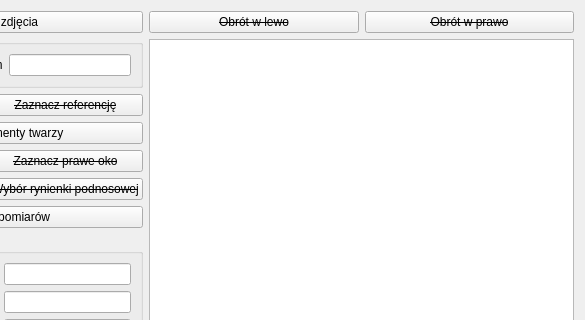
Qt form implementation/GUI/w_MainWindow.ui (ocadotechnology-university/FAS-detection-support-tool) before a commit; both pictures show x 153 to 738 and y 0 to 320 of the 738 by 512 pixel window.
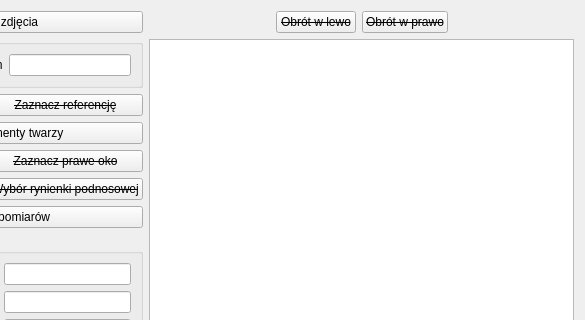
The same form after that commit. Icons and pictures are not drawn.

Patch:
```diff
--- a/implementation/GUI/w_MainWindow.ui
+++ b/implementation/GUI/w_MainWindow.ui
@@ -18,32 +18,6 @@
     <normaloff>:/icon/Ikona.png</normaloff>:/icon/Ikona.png</iconset>
   </property>
   <layout class="QGridLayout" name="gridLayout_2">
-   <item row="1" column="1" rowspan="3" colspan="2">
-    <widget class="QGraphicsView" name="graphicsView">
-     <property name="sizeAdjustPolicy">
-      <enum>QAbstractScrollArea::SizeAdjustPolicy::AdjustToContents</enum>
-     </property>
-    </widget>
-   </item>
-   <item row="0" column="2">
-    <widget class="QPushButton" name="pb_RotateRight">
-     <property name="font">
-      <font>
-       <strikeout>true</strikeout>
-      </font>
-     </property>
-     <property name="text">
-      <string>Obrót w prawo</string>
-     </property>
-    </widget>
-   </item>
-   <item row="3" column="0">
-    <widget class="QLabel" name="lb_Message">
-     <property name="text">
-      <string>Komunikaty</string>
-     </property>
-    </widget>
-   </item>
    <item row="0" column="0" rowspan="2">
     <layout class="QGridLayout" name="gridLayout">
      <item row="0" column="0" colspan="2">
@@ -197,18 +171,31 @@
      </item>
     </layout>
    </item>
-   <item row="0" column="1">
-    <widget class="QPushButton" name="pb_RotateLeft">
+   <item row="0" column="3">
+    <widget class="QPushButton" name="pb_RotateRight">
      <property name="font">
       <font>
        <strikeout>true</strikeout>
       </font>
      </property>
      <property name="text">
-      <string>Obrót w lewo</string>
+      <string>Obrót w prawo</string>
      </property>
     </widget>
    </item>
+   <item row="0" column="4">
+    <spacer name="horizontalSpacer_2">
+     <property name="orientation">
+      <enum>Qt::Orientation::Horizontal</enum>
+     </property>
+     <property name="sizeHint" stdset="0">
+      <size>
+       <width>40</width>
+       <height>20</height>
+      </size>
+     </property>
+    </spacer>
+   </item>
    <item row="2" column="0">
     <spacer name="verticalSpacer">
      <property name="orientation">
@@ -222,6 +209,45 @@
      </property>
     </spacer>
    </item>
+   <item row="1" column="1" rowspan="3" colspan="4">
+    <widget class="QGraphicsView" name="graphicsView">
+     <property name="sizeAdjustPolicy">
+      <enum>QAbstractScrollArea::SizeAdjustPolicy::AdjustToContents</enum>
+     </property>
+    </widget>
+   </item>
+   <item row="3" column="0">
+    <widget class="QLabel" name="lb_Message">
+     <property name="text">
+      <string>Komunikaty</string>
+     </property>
+    </widget>
+   </item>
+   <item row="0" column="2">
+    <widget class="QPushButton" name="pb_RotateLeft">
+     <property name="font">
+      <font>
+       <strikeout>true</strikeout>
+      </font>
+     </property>
+     <property name="text">
+      <string>Obrót w lewo</string>
+     </property>
+    </widget>
+   </item>
+   <item row="0" column="1">
+    <spacer name="horizontalSpacer">
+     <property name="orientation">
+      <enum>Qt::Orientation::Horizontal</enum>
+     </property>
+     <property name="sizeHint" stdset="0">
+      <size>
+       <width>40</width>
+       <height>20</height>
+      </size>
+     </property>
+    </spacer>
+   </item>
   </layout>
  </widget>
  <resources>
```
Left out of the diff: 32 changed lines with no effect on the pictures.
